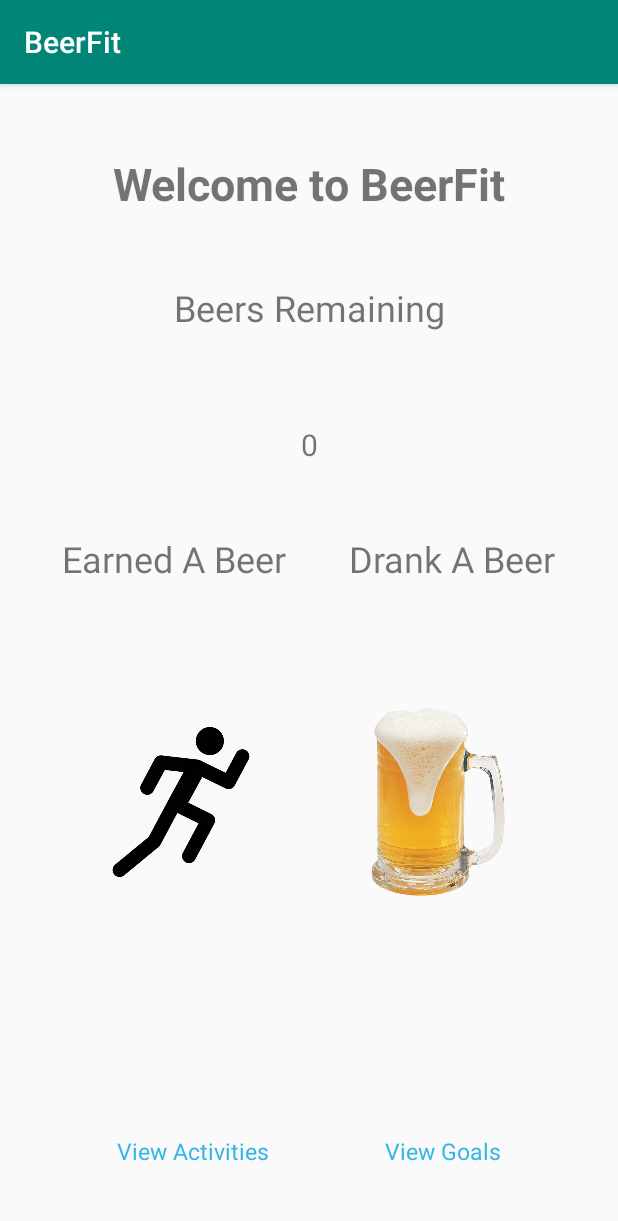
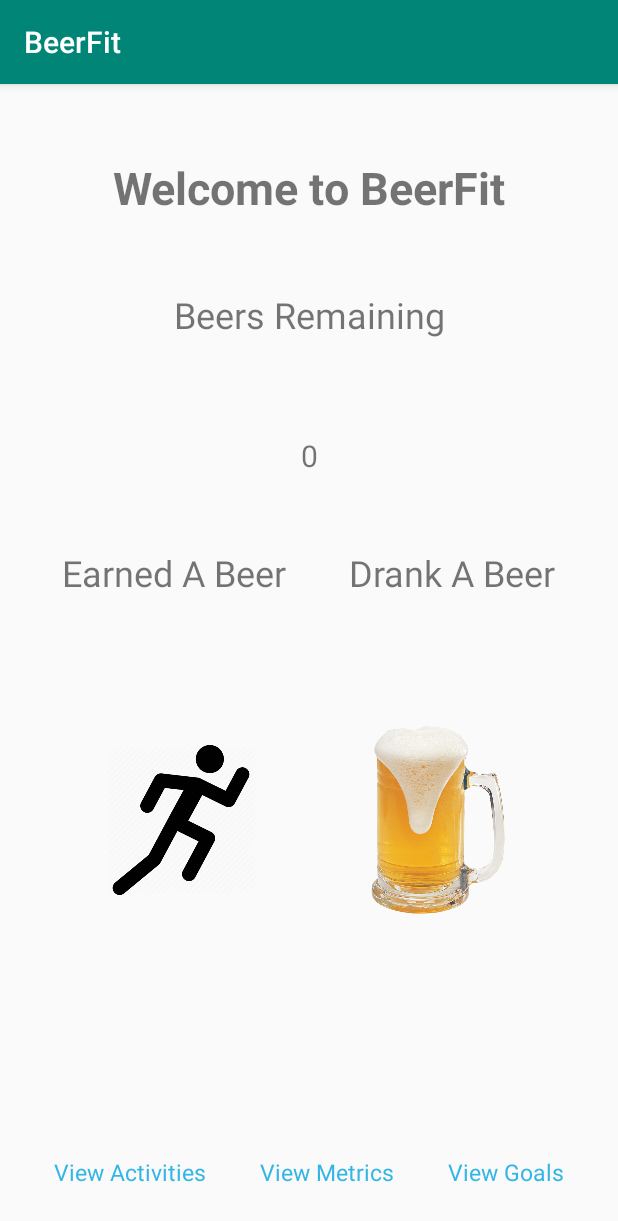
Before and after one commit to msaperst/beerfit, an Android app: the screen it shows after launch (MainActivity), on a phone screen of 412 x 824 dp. Shown: the top 1221 px of the screen. Run offline under Robolectric (Android 15) with nearby library versions, the phone set to English and light mode, and no system bars.

Commit message:
Adding limited ability to view metrics

```diff
--- a/app/src/main/java/com/fatmax/beerfit/MainActivity.java
+++ b/app/src/main/java/com/fatmax/beerfit/MainActivity.java
@@ -77,6 +77,11 @@ public class MainActivity extends AppCompatActivity {
         startActivity(intent);
     }
 
+    public void viewMetrics(View view) {
+        Intent intent = new Intent(this, ViewMetricsActivity.class);
+        startActivity(intent);
+    }
+
     public static int getScreenWidth(Context context) {
         DisplayMetrics displayMetrics = new DisplayMetrics();
         ((Activity) context).getWindowManager().getDefaultDisplay().getMetrics(displayMetrics);
--- a/app/src/main/res/layout/activity_main.xml
+++ b/app/src/main/res/layout/activity_main.xml
@@ -103,28 +103,42 @@
         android:id="@+id/viewActivities"
         android:layout_width="wrap_content"
         android:layout_height="wrap_content"
+        android:layout_marginBottom="32dp"
         android:onClick="viewActivities"
         android:text="View Activities"
         android:textColor="@android:color/holo_blue_light"
         android:textSize="15sp"
         app:layout_constraintBottom_toBottomOf="parent"
+        app:layout_constraintEnd_toStartOf="@+id/viewMetrics"
+        app:layout_constraintHorizontal_bias="0.15"
+        app:layout_constraintStart_toStartOf="parent" />
+
+    <TextView
+        android:id="@+id/viewMetrics"
+        android:layout_width="wrap_content"
+        android:layout_height="wrap_content"
+        android:layout_marginBottom="32dp"
+        android:onClick="viewMetrics"
+        android:text="View Metrics"
+        android:textColor="@android:color/holo_blue_light"
+        android:textSize="15sp"
+        app:layout_constraintBottom_toBottomOf="parent"
         app:layout_constraintEnd_toStartOf="@+id/viewGoals"
-        app:layout_constraintHorizontal_bias="0.25"
-        app:layout_constraintStart_toStartOf="parent"
-        app:layout_constraintTop_toBottomOf="@+id/earnedABeer" />
+        app:layout_constraintHorizontal_bias="0.5"
+        app:layout_constraintStart_toEndOf="@+id/viewActivities" />
 
     <TextView
         android:id="@+id/viewGoals"
         android:layout_width="wrap_content"
         android:layout_height="wrap_content"
+        android:layout_marginBottom="32dp"
         android:onClick="viewGoals"
         android:text="View Goals"
         android:textColor="@android:color/holo_blue_light"
         android:textSize="15sp"
         app:layout_constraintBottom_toBottomOf="parent"
         app:layout_constraintEnd_toEndOf="parent"
-        app:layout_constraintHorizontal_bias="0.75"
-        app:layout_constraintStart_toEndOf="@+id/viewActivities"
-        app:layout_constraintTop_toBottomOf="@+id/drankABeer" />
+        app:layout_constraintHorizontal_bias="0.85"
+        app:layout_constraintStart_toEndOf="@+id/viewMetrics" />
 
 </androidx.constraintlayout.widget.ConstraintLayout>
--- a/build.gradle
+++ b/build.gradle
@@ -7,7 +7,7 @@ buildscript {
 
     }
     dependencies {
-        classpath 'com.android.tools.build:gradle:3.5.3'
+        classpath 'com.android.tools.build:gradle:3.6.0'
 
         // NOTE: Do not place your application dependencies here; they belong
         // in the individual module build.gradle files
```
Also changed, not shown: app/src/main/AndroidManifest.xml (+9 -1 lines), app/src/main/java/com/fatmax/beerfit/ViewMetricsActivity.java (added, +101 -0 lines), app/src/main/res/layout/activity_view_metrics.xml (added, +29 -0 lines), gradle/wrapper/gradle-wrapper.properties.
